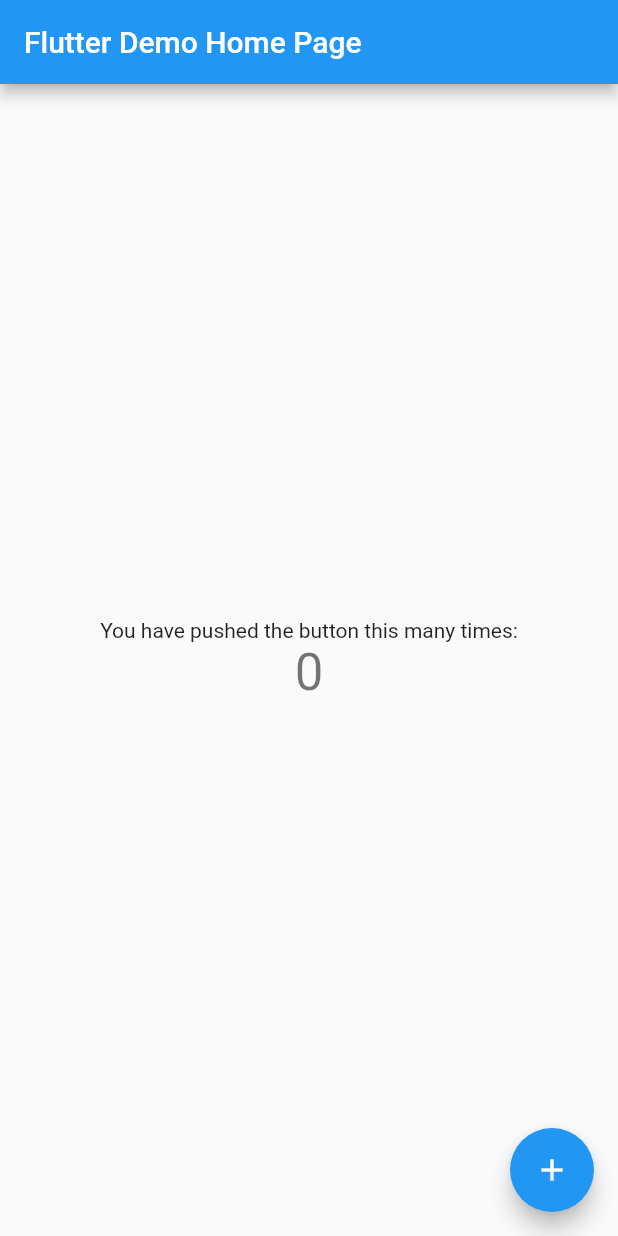
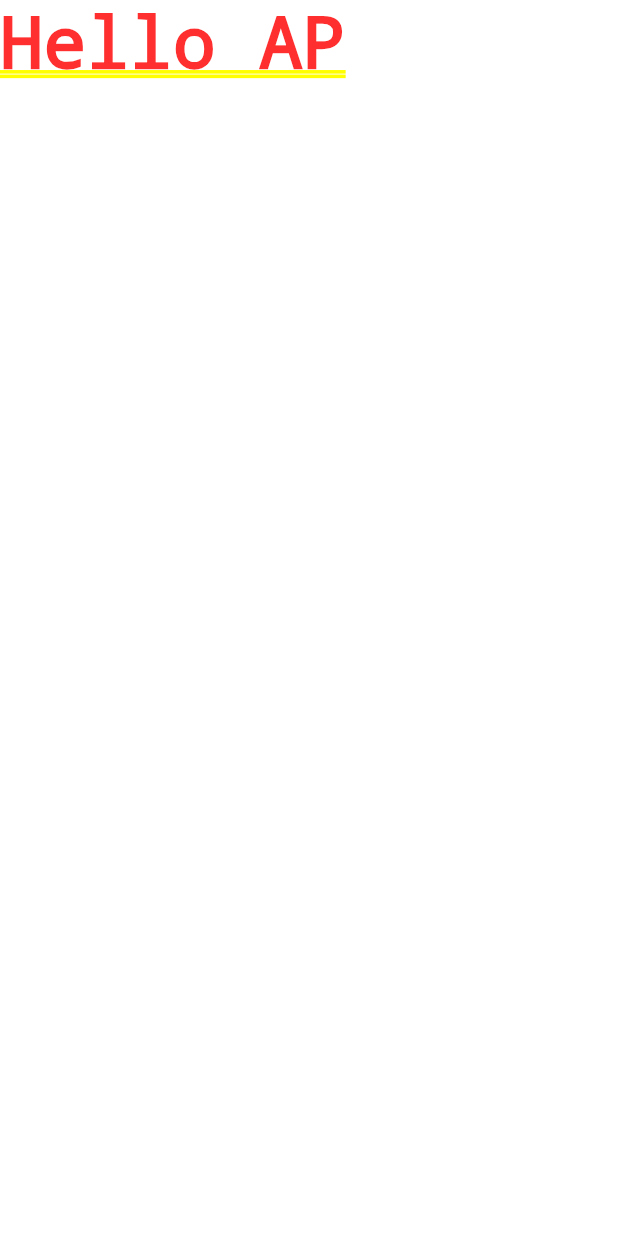
Before and after one commit to pushpendra-moengage/moe-learn-flutter, a Flutter app: the screen it shows after launch, on a phone screen of 412 x 824 dp. Run offline on Flutter 3.47's test engine with Material 2 defaults, Android fonts, the phone set to English and light mode, and no system bars; missing offline and left inert: moengage_flutter.

Commit message:
flutter moe basic integration:

```diff
--- a/lib/main.dart
+++ b/lib/main.dart
@@ -1,115 +1,30 @@
 import 'package:flutter/material.dart';
+import 'package:moengage_flutter/moengage_flutter.dart';
 
 void main() {
-  runApp(const MyApp());
+  runApp(MaterialApp(
+    home: Text('Hello AP'),
+  ));
 }
 
-class MyApp extends StatelessWidget {
-  const MyApp({super.key});
-
-  // This widget is the root of your application.
+class MoELearn extends StatefulWidget {
   @override
-  Widget build(BuildContext context) {
-    return MaterialApp(
-      title: 'Flutter Demo',
-      theme: ThemeData(
-        // This is the theme of your application.
-        //
-        // Try running your application with "flutter run". You'll see the
-        // application has a blue toolbar. Then, without quitting the app, try
-        // changing the primarySwatch below to Colors.green and then invoke
-        // "hot reload" (press "r" in the console where you ran "flutter run",
-        // or simply save your changes to "hot reload" in a Flutter IDE).
-        // Notice that the counter didn't reset back to zero; the application
-        // is not restarted.
-        primarySwatch: Colors.blue,
-      ),
-      home: const MyHomePage(title: 'Flutter Demo Home Page'),
-    );
-  }
+  State<MoELearn> createState() => _MoELearnState();
 }
 
-class MyHomePage extends StatefulWidget {
-  const MyHomePage({super.key, required this.title});
+class _MoELearnState extends State<MoELearn> {
 
-  // This widget is the home page of your application. It is stateful, meaning
-  // that it has a State object (defined below) that contains fields that affect
-  // how it looks.
-
-  // This class is the configuration for the state. It holds the values (in this
-  // case the title) provided by the parent (in this case the App widget) and
-  // used by the build method of the State. Fields in a Widget subclass are
-  // always marked "final".
-
-  final String title;
+  String MoEAppID = "8SIW681S80Z08KSHQFSTIZ8T";
+  final MoEngageFlutter _moengagePlugin = MoEngageFlutter("8SIW681S80Z08KSHQFSTIZ8T");
 
   @override
-  State<MyHomePage> createState() => _MyHomePageState();
-}
-
-class _MyHomePageState extends State<MyHomePage> {
-  int _counter = 0;
-
-  void _incrementCounter() {
-    setState(() {
-      // This call to setState tells the Flutter framework that something has
-      // changed in this State, which causes it to rerun the build method below
-      // so that the display can reflect the updated values. If we changed
-      // _counter without calling setState(), then the build method would not be
-      // called again, and so nothing would appear to happen.
-      _counter++;
-    });
+  void initState(){
+    super.initState();
+    _moengagePlugin.initialise();
   }
 
   @override
   Widget build(BuildContext context) {
-    // This method is rerun every time setState is called, for instance as done
-    // by the _incrementCounter method above.
-    //
-    // The Flutter framework has been optimized to make rerunning build methods
-    // fast, so that you can just rebuild anything that needs updating rather
-    // than having to individually change instances of widgets.
-    return Scaffold(
-      appBar: AppBar(
-        // Here we take the value from the MyHomePage object that was created by
-        // the App.build method, and use it to set our appbar title.
-        title: Text(widget.title),
-      ),
-      body: Center(
-        // Center is a layout widget. It takes a single child and positions it
-        // in the middle of the parent.
-        child: Column(
-          // Column is also a layout widget. It takes a list of children and
-          // arranges them vertically. By default, it sizes itself to fit its
-          // children horizontally, and tries to be as tall as its parent.
-          //
-          // Invoke "debug painting" (press "p" in the console, choose the
-          // "Toggle Debug Paint" action from the Flutter Inspector in Android
-          // Studio, or the "Toggle Debug Paint" command in Visual Studio Code)
-          // to see the wireframe for each widget.
-          //
-          // Column has various properties to control how it sizes itself and
-          // how it positions its children. Here we use mainAxisAlignment to
-          // center the children vertically; the main axis here is the vertical
-          // axis because Columns are vertical (the cross axis would be
-          // horizontal).
-          mainAxisAlignment: MainAxisAlignment.center,
-          children: <Widget>[
-            const Text(
-              'You have pushed the button this many times:',
-            ),
-            Text(
-              '$_counter',
-              style: Theme.of(context).textTheme.headline4,
-            ),
-          ],
-        ),
-      ),
-      floatingActionButton: FloatingActionButton(
-        onPressed: _incrementCounter,
-        tooltip: 'Increment',
-        child: const Icon(Icons.add),
-      ), // This trailing comma makes auto-formatting nicer for build methods.
-    );
+    return const Placeholder();
   }
 }
--- a/pubspec.yaml
+++ b/pubspec.yaml
@@ -36,6 +36,8 @@ dependencies:
   # The following adds the Cupertino Icons font to your application.
   # Use with the CupertinoIcons class for iOS style icons.
   cupertino_icons: ^1.0.2
+
+  moengage_flutter: 5.2.0
 
 dev_dependencies:
   flutter_test:
```
Also changed, not shown: pubspec.lock, 3 other files.
